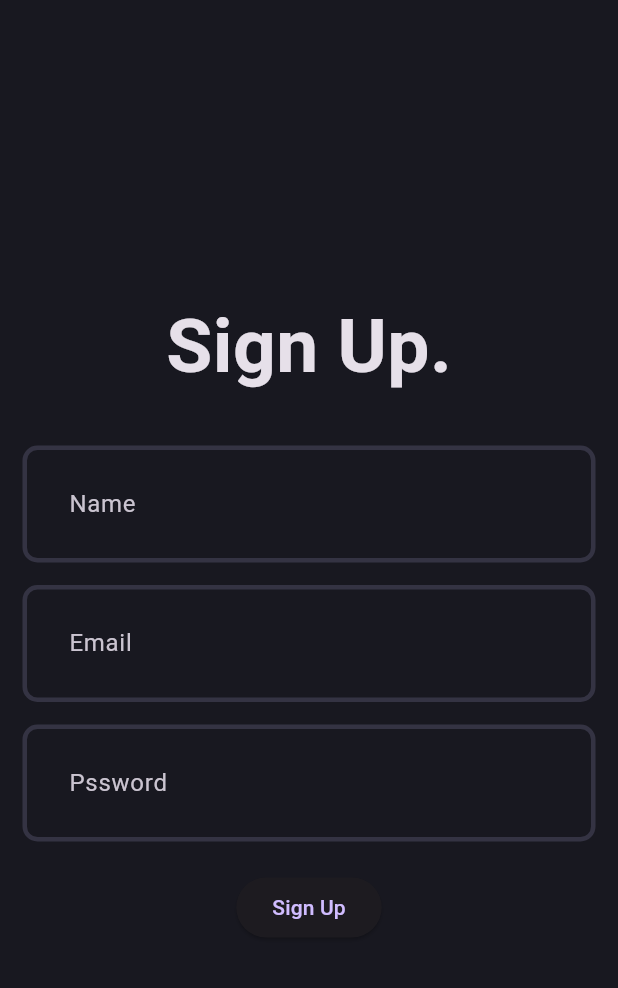
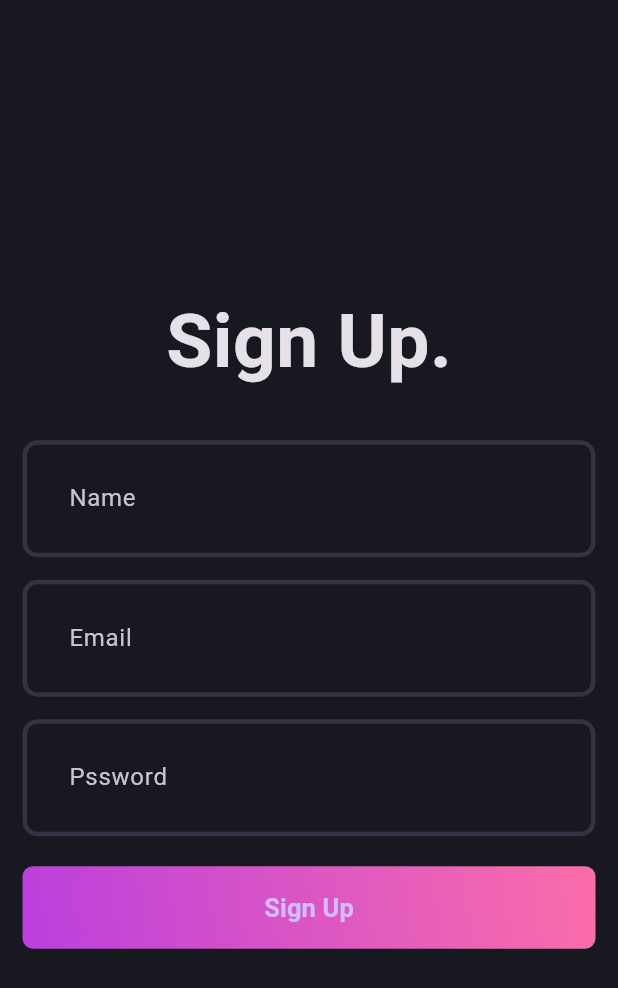
Before and after one commit to DannyHash/blog_app_flutter, a Flutter app: the screen it shows after launch, on a phone screen of 412 x 824 dp. Shown: the top 988 px of the screen. Run offline on Flutter 3.47's test engine with Material 3 defaults, Android fonts, the phone set to English and light mode, and no system bars.

Commit message:
Refactored AuthGradientButton to use gradient background and updated styling

```diff
--- a/lib/core/theme/app_pallete.dart
+++ b/lib/core/theme/app_pallete.dart
@@ -10,4 +10,5 @@ class AppPallete {
   static const Color greyColor = Colors.grey;
   static const Color errorColor = Colors.redAccent;
   static const Color transparentColor = Colors.transparent;
+  static const Color transaparentColor = Colors.transparent;
 }
--- a/lib/features/auth/presentation/widgets/auth_gradient_button.dart
+++ b/lib/features/auth/presentation/widgets/auth_gradient_button.dart
@@ -1,3 +1,4 @@
+import 'package:blog_app_flutter/core/theme/app_pallete.dart';
 import 'package:flutter/material.dart';
 
 class AuthGradientButton extends StatelessWidget {
@@ -5,9 +6,33 @@ class AuthGradientButton extends StatelessWidget {
 
   @override
   Widget build(BuildContext context) {
-    return ElevatedButton(
-      onPressed: () {},
-      child: Text('Sign Up'),
+    return Container(
+      decoration: BoxDecoration(
+        gradient: LinearGradient(
+          colors: [
+            AppPallete.gradient1,
+            AppPallete.gradient2,
+          ],
+          begin: Alignment.bottomLeft,
+          end: Alignment.topRight,
+        ),
+        borderRadius: BorderRadius.circular(7),
+      ),
+      child: ElevatedButton(
+        onPressed: () {},
+        style: ElevatedButton.styleFrom(
+          fixedSize: Size(395, 55),
+          backgroundColor: AppPallete.transparentColor,
+          shadowColor: AppPallete.transparentColor,
+        ),
+        child: Text(
+          'Sign Up',
+          style: TextStyle(
+            fontSize: 17,
+            fontWeight: FontWeight.w600,
+          ),
+        ),
+      ),
     );
   }
 }
```
